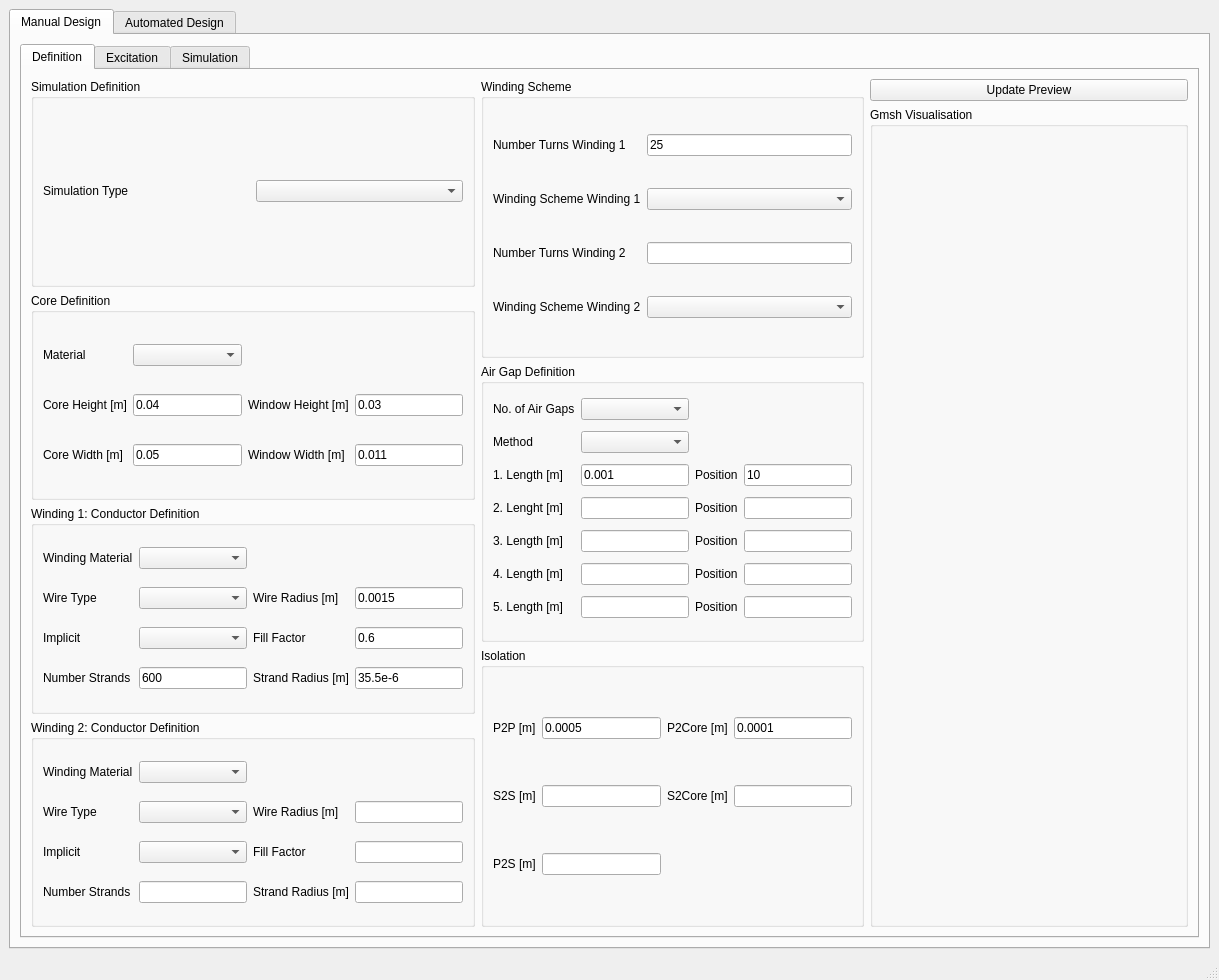
upb-lea/FEM_Magnetics_Toolbox, file gui/femmt_gui.ui: the form before one commit.
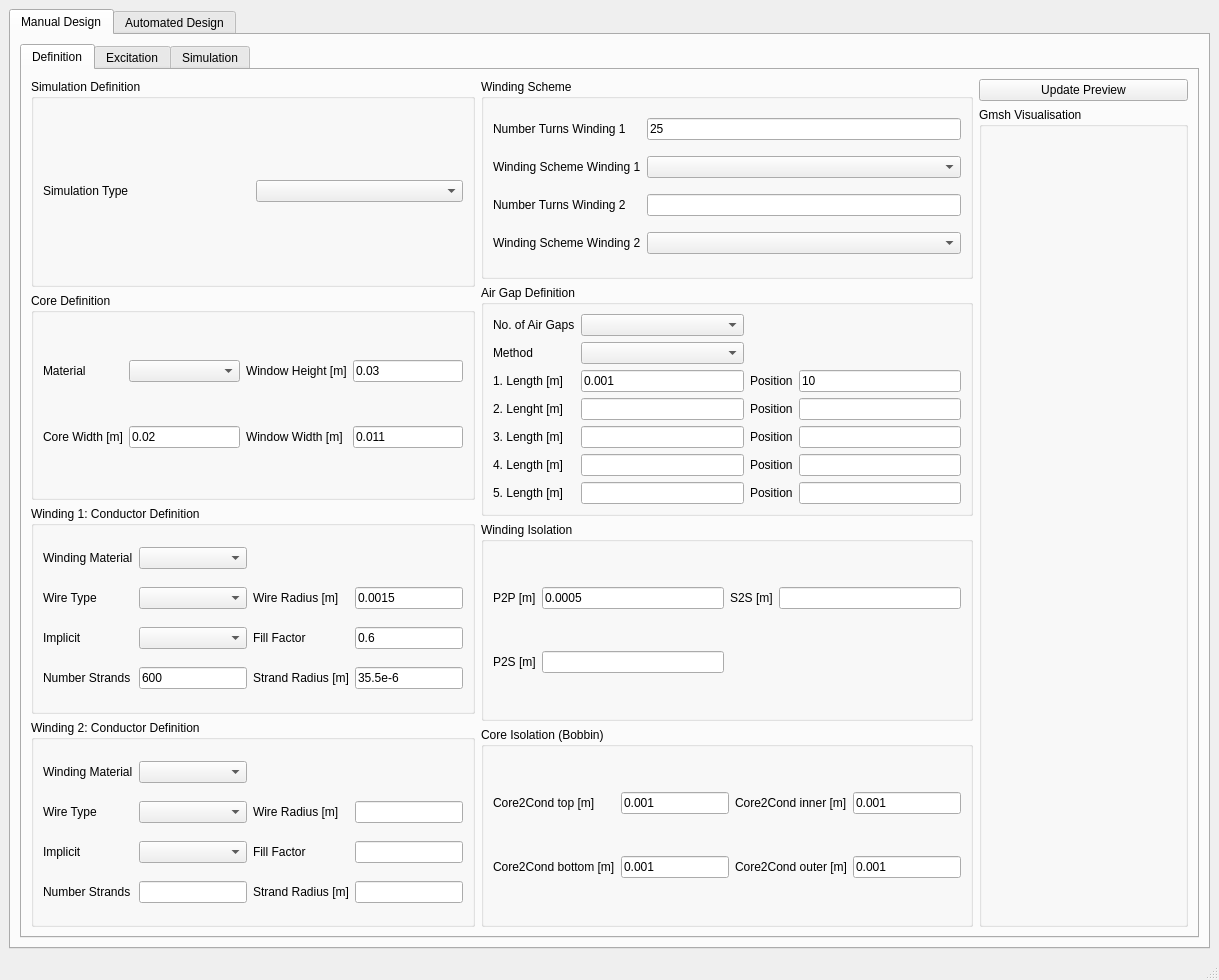
The form after the commit.

Commit message: update gui for new core-conductor isolation definition

```diff
--- a/gui/femmt_gui.ui
+++ b/gui/femmt_gui.ui
@@ -64,28 +64,45 @@
                    <string>Core Definition</string>
                   </property>
                   <layout class="QGridLayout" name="gridLayout_2">
-                   <item row="6" column="0">
+                   <item row="0" column="0">
+                    <widget class="QLabel" name="label_2">
+                     <property name="text">
+                      <string>Material</string>
+                     </property>
+                    </widget>
+                   </item>
+                   <item row="0" column="1">
+                    <widget class="QComboBox" name="md_core_material_comboBox"/>
+                   </item>
+                   <item row="4" column="0">
                     <widget class="QLabel" name="label_4">
                      <property name="text">
                       <string>Core Width [m]</string>
                      </property>
                     </widget>
                    </item>
-                   <item row="4" column="2">
+                   <item row="4" column="1">
+                    <widget class="QLineEdit" name="md_core_width_lineEdit">
+                     <property name="text">
+                      <string>0.02</string>
+                     </property>
+                    </widget>
+                   </item>
+                   <item row="0" column="3">
+                    <widget class="QLineEdit" name="md_window_height_lineEdit">
+                     <property name="text">
+                      <string>0.03</string>
+                     </property>
+                    </widget>
+                   </item>
+                   <item row="0" column="2">
                     <widget class="QLabel" name="label_6">
                      <property name="text">
                       <string>Window Height [m]</string>
                      </property>
                     </widget>
                    </item>
-                   <item row="0" column="0">
-                    <widget class="QLabel" name="label_2">
-                     <property name="text">
-                      <string>Material</string>
-                     </property>
-                    </widget>
-                   </item>
-                   <item row="6" column="2">
+                   <item row="4" column="2">
                     <widget class="QLabel" name="label_7">
                      <property name="text">
                       <string>Window Width [m]</string>
@@ -93,43 +110,12 @@
                     </widget>
                    </item>
                    <item row="4" column="3">
-                    <widget class="QLineEdit" name="md_window_height_lineEdit">
-                     <property name="text">
-                      <string>0.03</string>
-                     </property>
-                    </widget>
-                   </item>
-                   <item row="6" column="1">
-                    <widget class="QLineEdit" name="md_core_width_lineEdit">
-                     <property name="text">
-                      <string>0.05</string>
-                     </property>
-                    </widget>
-                   </item>
-                   <item row="6" column="3">
                     <widget class="QLineEdit" name="md_window_width_lineEdit">
                      <property name="text">
                       <string>0.011</string>
                      </property>
                     </widget>
                    </item>
-                   <item row="4" column="0">
-                    <widget class="QLabel" name="label_3">
-                     <property name="text">
-                      <string>Core Height [m]</string>
-                     </property>
-                    </widget>
-                   </item>
-                   <item row="4" column="1">
-                    <widget class="QLineEdit" name="md_core_height_lineEdit">
-                     <property name="text">
-                      <string>0.04</string>
-                     </property>
-                    </widget>
-                   </item>
-                   <item row="0" column="1">
-                    <widget class="QComboBox" name="md_core_material_comboBox"/>
-                   </item>
                   </layout>
                  </widget>
                 </item>
@@ -504,7 +490,7 @@
                 <item>
                  <widget class="QGroupBox" name="groupBox_6">
                   <property name="title">
-                   <string>Isolation</string>
+                   <string>Winding Isolation</string>
                   </property>
                   <layout class="QGridLayout" name="gridLayout_8">
                    <item row="0" column="0">
@@ -514,13 +500,6 @@
                      </property>
                     </widget>
                    </item>
-                   <item row="0" column="3">
-                    <widget class="QLineEdit" name="md_isolation_p2core_lineEdit">
-                     <property name="text">
-                      <string>0.0001</string>
-                     </property>
-                    </widget>
-                   </item>
                    <item row="0" column="1">
                     <widget class="QLineEdit" name="md_isolation_p2p_lineEdit">
                      <property name="text">
@@ -529,39 +508,87 @@
                     </widget>
                    </item>
                    <item row="0" column="2">
-                    <widget class="QLabel" name="label_54">
-                     <property name="text">
-                      <string>P2Core [m]</string>
-                     </property>
-                    </widget>
-                   </item>
-                   <item row="1" column="1">
-                    <widget class="QLineEdit" name="md_isolation_s2s_lineEdit"/>
-                   </item>
-                   <item row="1" column="3">
-                    <widget class="QLineEdit" name="md_isolation_s2core_lineEdit"/>
-                   </item>
-                   <item row="2" column="1">
-                    <widget class="QLineEdit" name="md_isolation_p2s_lineEdit"/>
-                   </item>
-                   <item row="1" column="0">
                     <widget class="QLabel" name="label_55">
                      <property name="text">
                       <string>S2S [m]</string>
                      </property>
                     </widget>
                    </item>
-                   <item row="1" column="2">
-                    <widget class="QLabel" name="label_56">
-                     <property name="text">
-                      <string>S2Core [m]</string>
-                     </property>
-                    </widget>
+                   <item row="0" column="3">
+                    <widget class="QLineEdit" name="md_isolation_s2s_lineEdit"/>
                    </item>
-                   <item row="2" column="0">
+                   <item row="1" column="0">
                     <widget class="QLabel" name="label_57">
                      <property name="text">
                       <string>P2S [m]</string>
+                     </property>
+                    </widget>
+                   </item>
+                   <item row="1" column="1">
+                    <widget class="QLineEdit" name="md_isolation_p2s_lineEdit"/>
+                   </item>
+                  </layout>
+                 </widget>
+                </item>
+                <item>
+                 <widget class="QGroupBox" name="groupBox_19">
+                  <property name="title">
+                   <string>Core Isolation (Bobbin)</string>
+                  </property>
+                  <layout class="QGridLayout" name="gridLayout_23">
+                   <item row="0" column="3">
+                    <widget class="QLineEdit" name="md_isolation_core2cond_inner_lineEdit">
+                     <property name="text">
+                      <string>0.001</string>
+                     </property>
+                    </widget>
+                   </item>
+                   <item row="0" column="0">
+                    <widget class="QLabel" name="label_56">
+                     <property name="text">
+                      <string>Core2Cond top [m]</string>
+                     </property>
+                    </widget>
+                   </item>
+                   <item row="0" column="2">
+                    <widget class="QLabel" name="label_54">
+                     <property name="text">
+                      <string>Core2Cond inner [m]</string>
+                     </property>
+                    </widget>
+                   </item>
+                   <item row="0" column="1">
+                    <widget class="QLineEdit" name="md_isolation_core2cond_top_lineEdit">
+                     <property name="text">
+                      <string>0.001</string>
+                     </property>
+                    </widget>
+                   </item>
+                   <item row="1" column="0">
+                    <widget class="QLabel" name="label_52">
+                     <property name="text">
+                      <string>Core2Cond bottom [m]</string>
+                     </property>
+                    </widget>
+                   </item>
+                   <item row="1" column="2">
+                    <widget class="QLabel" name="label_70">
+                     <property name="text">
+                      <string>Core2Cond outer [m]</string>
+                     </property>
+                    </widget>
+                   </item>
+                   <item row="1" column="1">
+                    <widget class="QLineEdit" name="md_isolation_core2cond_bot_lineEdit">
+                     <property name="text">
+                      <string>0.001</string>
+                     </property>
+                    </widget>
+                   </item>
+                   <item row="1" column="3">
+                    <widget class="QLineEdit" name="md_isolation_core2cond_outer_lineEdit">
+                     <property name="text">
+                      <string>0.001</string>
                      </property>
                     </widget>
                    </item>
```
The commit also changes 1 other file.
